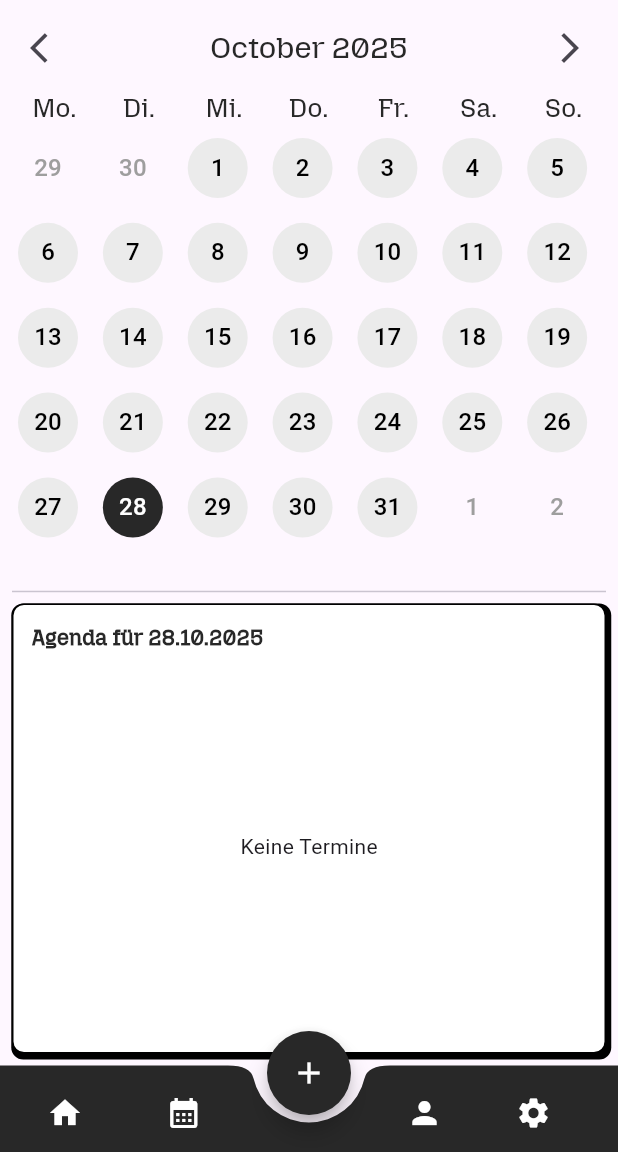
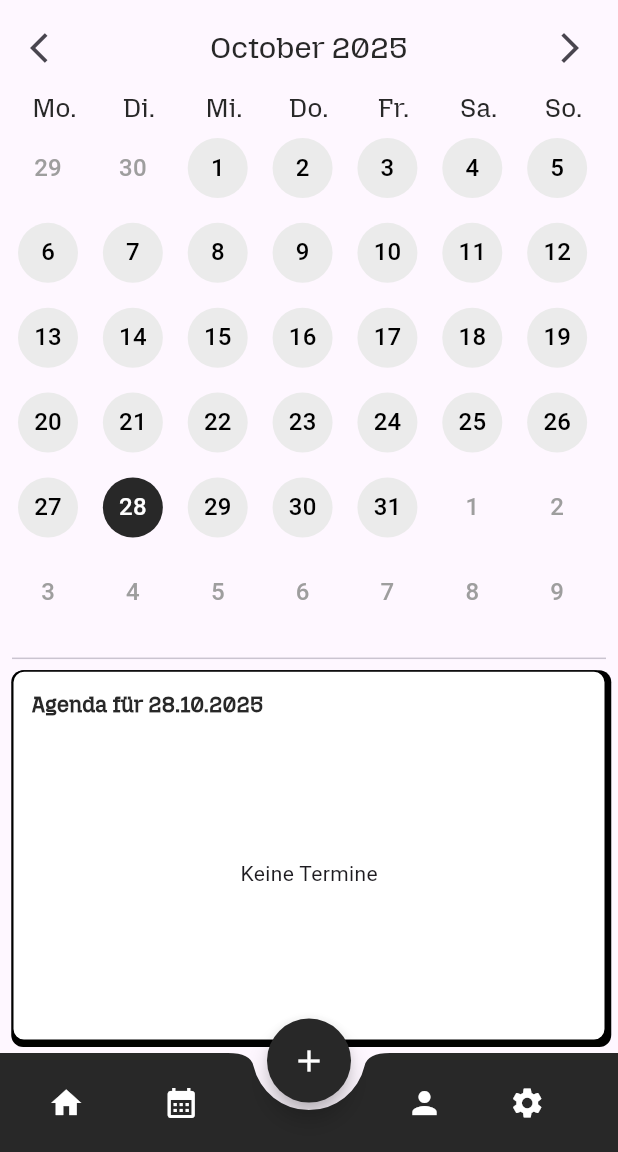
Before and after one commit to erikherrmann1807/fuzzy-guacamole, a Flutter app: the EventCalendarScreen screen opened by its route, item 2 of the bottom bar chosen, on a phone screen of 412 x 824 dp, the part 84-1236 px from its top. Run offline on Flutter 3.47's test engine with Material 3 defaults, Android fonts, the phone set to English and light mode, and no system bars; our stand-ins replace cloud_firestore, firebase_auth, firebase_core, flutter_dotenv, flutter_riverpod, form_field_validator and 2 more; accounts and stored records are empty.

Commit message:
Adjusts UI elements for better responsiveness

```diff
--- a/lib/screens/appointments/appointment_editor.dart
+++ b/lib/screens/appointments/appointment_editor.dart
@@ -331,9 +331,9 @@
       context: context,
       builder: (BuildContext context) {
         return Dialog(
+          insetPadding: EdgeInsets.all(size.width * 0.05),
           backgroundColor: Colors.transparent,
           child: Container(
-            width: size.width,
             decoration: BoxDecoration(
               border: Border.all(),
               color: MyColors.white,
--- a/lib/screens/calendar/calendar_screen.dart
+++ b/lib/screens/calendar/calendar_screen.dart
@@ -81,7 +81,7 @@
           appBar: _getCurrentAppBar(username),
           body: _getCurrentScreen(),
           bottomNavigationBar: BottomAppBar(
-            height: size.height * 0.07,
+            height: size.height * 0.08,
             shape: CircularNotchedRectangle(),
             notchMargin: 10.0,
             color: MyColors.raisinBlack,
@@ -97,7 +97,7 @@
                         color: _selectedIndex == 0 ? MyColors.white : MyColors.white,
                         onPressed: () => _onItemTapped(0),
                       ),
-                      SizedBox(width: size.width * 0.06),
+                      SizedBox(width: size.width * 0.05),
                       IconButton(
                         icon: Icon(Icons.calendar_month),
                         color: _selectedIndex == 1 ? MyColors.white : MyColors.white,
@@ -117,7 +117,7 @@
                         color: _selectedIndex == 3 ? MyColors.white : MyColors.white,
                         onPressed: () => _onItemTapped(3),
                       ),
-                      SizedBox(width: size.width * 0.06),
+                      SizedBox(width: size.width * 0.05),
                       IconButton(
                         icon: Icon(Icons.settings),
                         color: _selectedIndex == 4 ? MyColors.white : MyColors.white,
--- a/lib/screens/calendar/views/calendar_month.dart
+++ b/lib/screens/calendar/views/calendar_month.dart
@@ -169,7 +169,7 @@
               SizedBox(
                 child: Container(
                   width: size.width,
-                  height: size.height * 0.4,
+                  height: size.height * 0.3,
                   padding: const EdgeInsets.symmetric(horizontal: 12, vertical: 12),
                   decoration: BoxDecoration(
                     border: Border.all(),
--- a/lib/widgets/default_button.dart
+++ b/lib/widgets/default_button.dart
@@ -15,7 +15,7 @@
         width: MediaQuery.of(context).size.width * 0.5,
         height: MediaQuery.of(context).size.height * 0.05,
         alignment: Alignment.center,
-        padding: EdgeInsets.all(10),
+        padding: EdgeInsets.all(5),
         decoration: BoxDecoration(
           border: Border.all(),
           color: MyColors.white,
```
